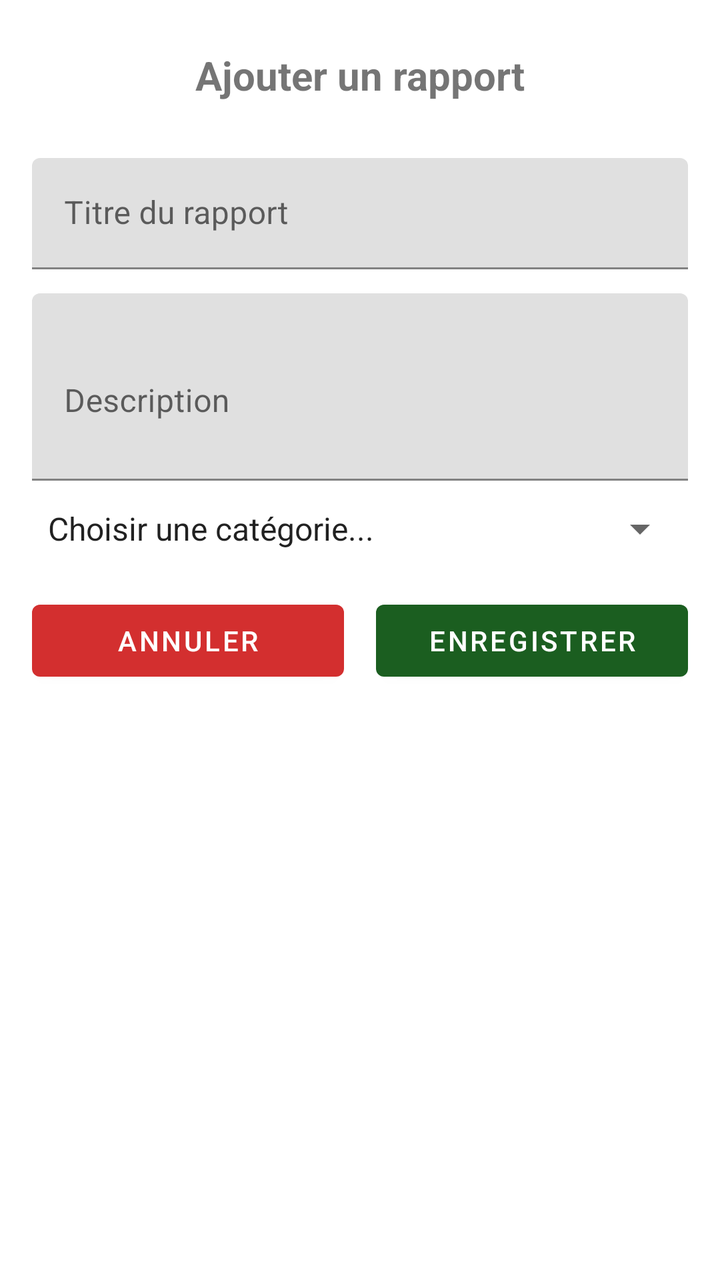
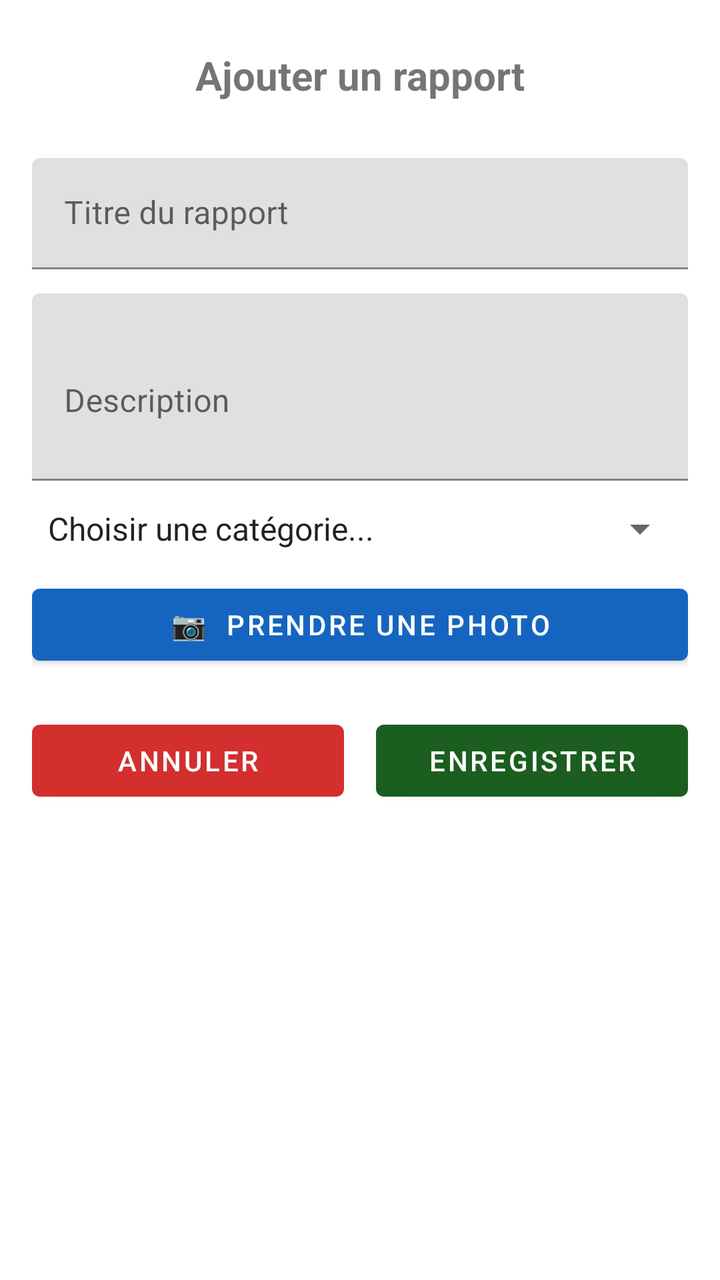

Before-and-after screenshots of an Android layout around one commit, followed by the original layout XML and the change that was made.
<!-- AndroidManifest.xml: application theme Theme.CitoyenActif -->
<!-- res/layout/report_activity.xml -->
<?xml version="1.0" encoding="utf-8"?>
<layout xmlns:android="http://schemas.android.com/apk/res/android"
    xmlns:app="http://schemas.android.com/apk/res-auto">

    <data></data>

    <androidx.constraintlayout.widget.ConstraintLayout
        android:layout_width="match_parent"
        android:layout_height="match_parent"
        android:padding="16dp">

        
        <TextView
            android:id="@+id/tvReportFormTitle"
            android:layout_width="0dp"
            android:layout_height="wrap_content"
            android:text="Ajouter un rapport"
            android:textStyle="bold"
            android:textSize="20sp"
            android:textAlignment="center"
            android:paddingTop="8dp"
            android:paddingBottom="8dp"
            app:layout_constraintTop_toTopOf="parent"
            app:layout_constraintStart_toStartOf="parent"
            app:layout_constraintEnd_toEndOf="parent" />

        
        <com.google.android.material.textfield.TextInputLayout
            android:id="@+id/tilTitle"
            android:layout_width="0dp"
            android:layout_height="wrap_content"
            android:layout_marginTop="20dp"
            android:hint="Titre du rapport"
            app:layout_constraintTop_toBottomOf="@id/tvReportFormTitle"
            app:layout_constraintStart_toStartOf="parent"
            app:layout_constraintEnd_toEndOf="parent">

            <com.google.android.material.textfield.TextInputEditText
                android:id="@+id/etTitle"
                android:layout_width="match_parent"
                android:layout_height="wrap_content"
                android:maxLines="1" />
        </com.google.android.material.textfield.TextInputLayout>

        
        <com.google.android.material.textfield.TextInputLayout
            android:id="@+id/tilDescription"
            android:layout_width="0dp"
            android:layout_height="wrap_content"
            android:layout_marginTop="12dp"
            android:hint="Description"
            app:layout_constraintTop_toBottomOf="@id/tilTitle"
            app:layout_constraintStart_toStartOf="parent"
            app:layout_constraintEnd_toEndOf="parent">

            <com.google.android.material.textfield.TextInputEditText
                android:id="@+id/etDescription"
                android:layout_width="match_parent"
                android:layout_height="wrap_content"
                android:minLines="3"
                android:inputType="textMultiLine" />
        </com.google.android.material.textfield.TextInputLayout>

        
        <com.google.android.material.textfield.TextInputLayout
            android:id="@+id/tilCategory"
            android:layout_width="0dp"
            android:layout_height="wrap_content"
            android:layout_marginTop="12dp"
            android:hint="Catégorie"
            app:layout_constraintTop_toBottomOf="@id/tilDescription"
            app:layout_constraintStart_toStartOf="parent"
            app:layout_constraintEnd_toEndOf="parent">

            
            <Spinner
                android:id="@+id/spCategory"
                android:layout_width="match_parent"
                android:layout_height="wrap_content"
                android:entries="@array/report_categories" />
        </com.google.android.material.textfield.TextInputLayout>

        
        <LinearLayout
            android:id="@+id/llButtons"
            android:layout_width="0dp"
            android:layout_height="wrap_content"
            android:orientation="horizontal"
            android:layout_marginTop="20dp"
            app:layout_constraintTop_toBottomOf="@id/tilCategory"
            app:layout_constraintStart_toStartOf="parent"
            app:layout_constraintEnd_toEndOf="parent">

            <com.google.android.material.button.MaterialButton
                android:id="@+id/btnCancelReport"
                android:layout_width="0dp"
                android:layout_height="wrap_content"
                android:layout_weight="1"
                android:text="Annuler"
                app:backgroundTint="#D32F2F"
                android:textColor="@android:color/white" />

            <Space
                android:layout_width="16dp"
                android:layout_height="wrap_content" />

            <com.google.android.material.button.MaterialButton
                android:id="@+id/btnSaveReport"
                android:layout_width="0dp"
                android:layout_height="wrap_content"
                android:layout_weight="1"
                android:text="Enregistrer"
                app:backgroundTint="#1B5E20"
                android:textColor="@android:color/white" />
        </LinearLayout>

    </androidx.constraintlayout.widget.ConstraintLayout>
</layout>
<!-- resources referenced by this layout -->
<resources>
  <string-array name="report_categories">
          <item>Choisir une catégorie...</item>
          <item>Voirie</item>
          <item>Éclairage</item>
          <item>Parc</item>
          <item>Aqueduc</item>
          <item>Autre</item>
      </string-array>
  <style name="Theme.CitoyenActif" parent="Theme.MaterialComponents.DayNight.DarkActionBar">
          
          <item name="colorPrimary">@color/purple_500</item>
          <item name="colorPrimaryVariant">@color/purple_700</item>
          <item name="colorOnPrimary">@color/white</item>
          
          <item name="colorSecondary">@color/teal_200</item>
          <item name="colorSecondaryVariant">@color/teal_700</item>
          <item name="colorOnSecondary">@color/black</item>
          
          <item name="android:statusBarColor">?attr/colorPrimaryVariant</item>
          
      </style>
  <color name="purple_500">#FF6200EE</color>
  <color name="purple_700">#FF3700B3</color>
  <color name="white">#FFFFFFFF</color>
  <color name="teal_200">#FF03DAC5</color>
  <color name="teal_700">#FF018786</color>
  <color name="black">#FF000000</color>
</resources>

<!-- the commit's change to res/layout/report_activity.xml (unified diff, before → after) -->
@@ -72,7 +72,6 @@
             app:layout_constraintStart_toStartOf="parent"
             app:layout_constraintEnd_toEndOf="parent">
 
-            
             <Spinner
                 android:id="@+id/spCategory"
                 android:layout_width="match_parent"
@@ -81,13 +80,40 @@
         </com.google.android.material.textfield.TextInputLayout>
 
         
+        <com.google.android.material.button.MaterialButton
+            android:id="@+id/btnTakePhoto"
+            android:layout_width="0dp"
+            android:layout_height="wrap_content"
+            android:layout_marginTop="12dp"
+            android:text="📷  Prendre une photo"
+            app:backgroundTint="#1565C0"
+            android:textColor="@android:color/white"
+            app:layout_constraintTop_toBottomOf="@id/tilCategory"
+            app:layout_constraintStart_toStartOf="parent"
+            app:layout_constraintEnd_toEndOf="parent" />
+
+        
+        <ImageView
+            android:id="@+id/ivPhoto"
+            android:layout_width="0dp"
+            android:layout_height="180dp"
+            android:layout_marginTop="10dp"
+            android:scaleType="centerCrop"
+            android:background="#F0F0F0"
+            android:contentDescription="Photo du rapport"
+            android:visibility="gone"
+            app:layout_constraintTop_toBottomOf="@id/btnTakePhoto"
+            app:layout_constraintStart_toStartOf="parent"
+            app:layout_constraintEnd_toEndOf="parent" />
+
+        
         <LinearLayout
             android:id="@+id/llButtons"
             android:layout_width="0dp"
             android:layout_height="wrap_content"
             android:orientation="horizontal"
             android:layout_marginTop="20dp"
-            app:layout_constraintTop_toBottomOf="@id/tilCategory"
+            app:layout_constraintTop_toBottomOf="@id/ivPhoto"
             app:layout_constraintStart_toStartOf="parent"
             app:layout_constraintEnd_toEndOf="parent">
 
